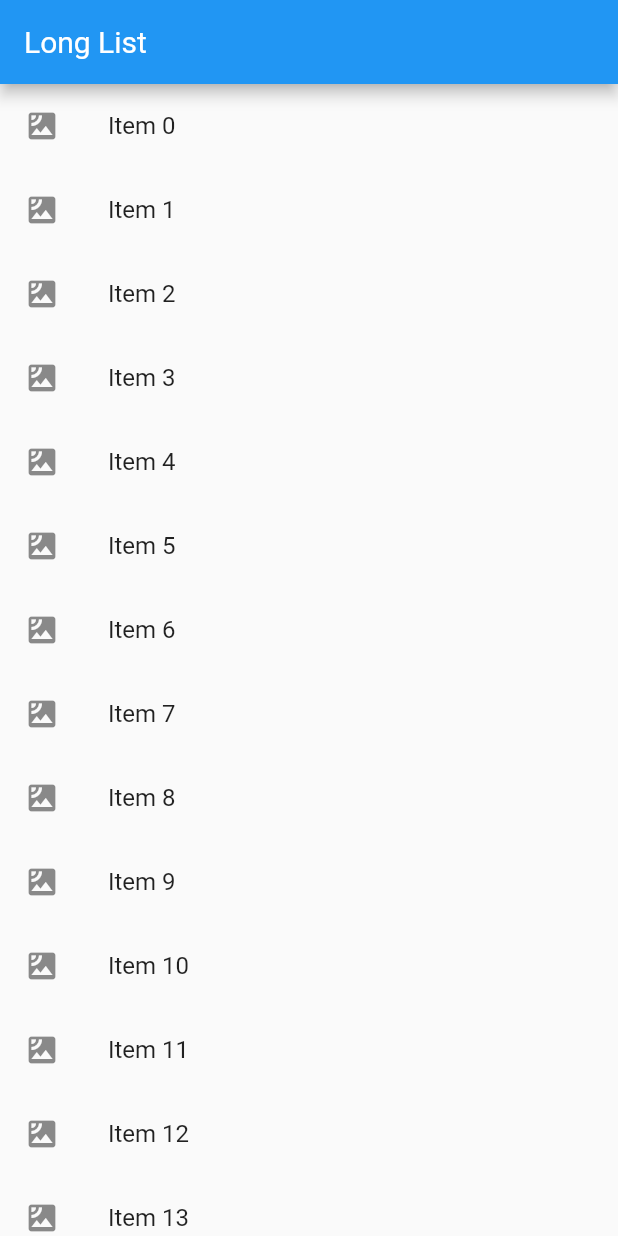
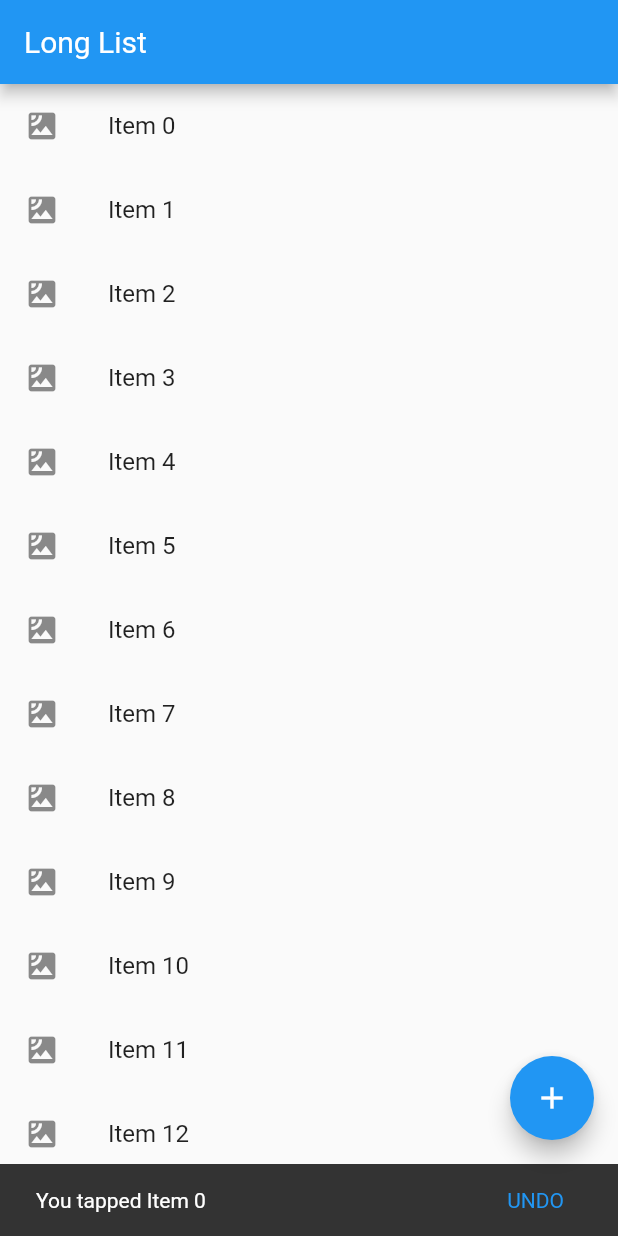
Before and after one commit to IamMutevu/secondFlutterApp, a Flutter app: the screen it shows after launch, after a tap on an icon or button, on a phone screen of 412 x 824 dp. Run offline on Flutter 3.47's test engine with Material 2 defaults, Android fonts, the phone set to English and light mode, and no system bars.

Commit message:
Floating Action Bar and SnackBar

```diff
--- a/lib/app_screens/long_list.dart
+++ b/lib/app_screens/long_list.dart
@@ -7,8 +7,29 @@ class LongList extends StatelessWidget{
     return Scaffold(
       appBar: AppBar(title: Text("Long List"),),
       body: getListView(),
+      floatingActionButton: FloatingActionButton(
+        onPressed: (){
+          debugPrint("FAB working");
+        },
+        child: Icon(Icons.add),
+        tooltip: "Add an item",
+      ),
     );
   }
+}
+
+void showSnackBar(BuildContext context, String item){
+  var snackBar = SnackBar(
+    content: Text('You tapped $item'),
+    action: SnackBarAction(
+      label: "UNDO",
+      onPressed: (){
+        debugPrint('Undo clicked');
+      },
+    ),
+  );
+
+  Scaffold.of(context).showSnackBar(snackBar);
 }
 
 List<String> getListElements(){
@@ -28,7 +49,8 @@ Widget getListView(){
           leading: Icon(Icons.satellite),
           title: Text(listItems[index]),
           onTap: (){
-            debugPrint('${listItems[index]} was tapped');
+            //debugPrint('${listItems[index]} was tapped');
+            showSnackBar(context, listItems[index]);
           },
         );
       },
```
